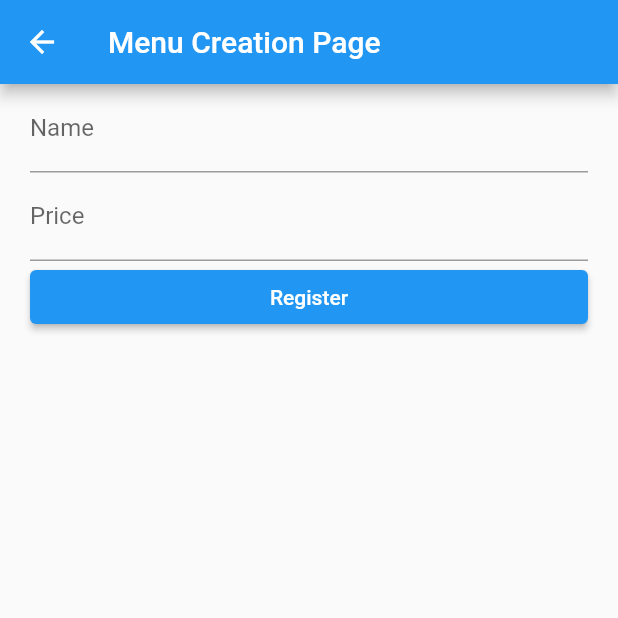
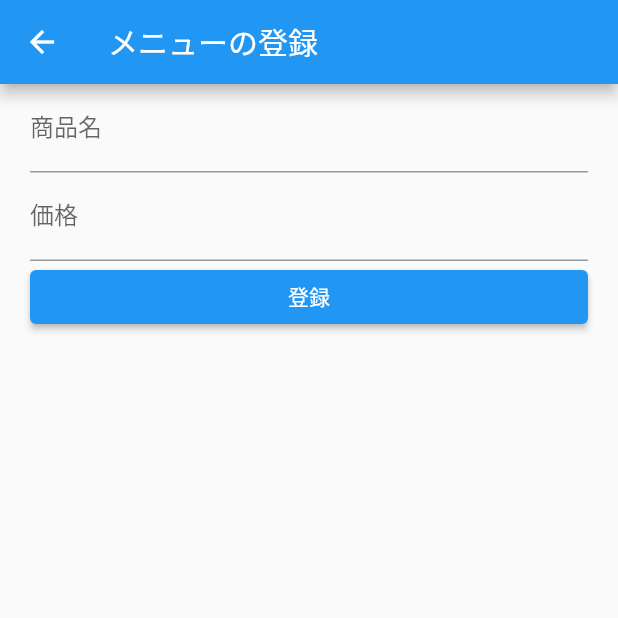
Before and after one commit to youngeek-0410/mottake, a Flutter app: the MenuAddPage screen opened directly, on a phone screen of 412 x 824 dp, the top half of it. Run offline on Flutter 3.47's test engine with Material 2 defaults, Android fonts, the phone set to English and light mode, and no system bars; our stand-ins replace firebase_auth, firebase_core, flutter_riverpod, flutter_signin_button, google_sign_in; missing offline and left inert: confirm_dialog, firebase_analytics_web, firebase_auth_web, firebase_core_web, flutter_barcode_scanner, google_sign_in_web; accounts and stored records are empty.

Commit message:
Change UI to Japanese #17

```diff
--- a/client_shop/lib/app/home/menu/menu_add_page.dart
+++ b/client_shop/lib/app/home/menu/menu_add_page.dart
@@ -1,6 +1,7 @@
 import 'package:client_shop/app/home/common_widget.dart';
 import 'package:client_shop/app/home/models/menu.dart';
 import 'package:client_shop/app/providers.dart';
+import 'package:client_shop/constants/strings.dart';
 import 'package:flutter/cupertino.dart';
 import 'package:flutter/material.dart';
 import 'package:flutter_riverpod/flutter_riverpod.dart';
@@ -18,7 +19,7 @@ class _MenuAddPageState extends ConsumerState<MenuAddPage> {
   @override
   Widget build(BuildContext context) {
     return Scaffold(
-        appBar: AppBar(title: const Text("Menu Creation Page")),
+        appBar: AppBar(title: const Text(Strings.menuCreationPage)),
         body: Padding(
           padding: const EdgeInsets.symmetric(horizontal: 20),
           child: Column(
@@ -36,7 +37,7 @@ class _MenuAddPageState extends ConsumerState<MenuAddPage> {
             onPressed: () {
               _submit();
             },
-            child: const Text("Register"))
+            child: const Text(Strings.register))
       ]),
     );
   }
@@ -71,7 +72,7 @@ class _MenuAddPageState extends ConsumerState<MenuAddPage> {
   List<Widget> _buildFormChildren() {
     return [
       TextFormField(
-        decoration: const InputDecoration(labelText: 'Name'),
+        decoration: const InputDecoration(labelText: Strings.menuName),
         keyboardAppearance: Brightness.light,
         initialValue: _name,
         validator: (value) =>
@@ -79,7 +80,7 @@ class _MenuAddPageState extends ConsumerState<MenuAddPage> {
         onSaved: (value) => _name = value,
       ),
       TextFormField(
-        decoration: const InputDecoration(labelText: 'Price'),
+        decoration: const InputDecoration(labelText: Strings.price),
         keyboardAppearance: Brightness.light,
         initialValue: "",
         keyboardType: const TextInputType.numberWithOptions(
--- a/client_shop/lib/app/home/menu/menu_edit_page.dart
+++ b/client_shop/lib/app/home/menu/menu_edit_page.dart
@@ -1,6 +1,7 @@
 import 'package:client_shop/app/home/common_widget.dart';
 import 'package:client_shop/app/home/models/menu.dart';
 import 'package:client_shop/app/providers.dart';
+import 'package:client_shop/constants/strings.dart';
 import 'package:confirm_dialog/confirm_dialog.dart';
 import 'package:flutter/material.dart';
 import 'package:flutter_riverpod/flutter_riverpod.dart';
@@ -31,7 +32,7 @@ class _MenuDetailPageState extends ConsumerState<MenuEditPage> {
   Widget build(BuildContext contex) {
     return Scaffold(
         appBar: AppBar(
-          title: const Text("Menu Editing Page"),
+          title: const Text(Strings.menuEditingPage),
         ),
         body: Padding(
           padding: const EdgeInsets.symmetric(horizontal: 20),
@@ -50,14 +51,14 @@ class _MenuDetailPageState extends ConsumerState<MenuEditPage> {
             onPressed: () {
               _submit();
             },
-            child: const Text("Confirm")),
+            child: const Text(Strings.confirm)),
         ElevatedButton(
             onPressed: () async {
               if (await confirm(context)) {
                 _delete();
               }
             },
-            child: const Text("Delete"),
+            child: const Text(Strings.delete),
             style: ElevatedButton.styleFrom(primary: Colors.red)),
       ]),
     );
@@ -109,7 +110,7 @@ class _MenuDetailPageState extends ConsumerState<MenuEditPage> {
   List<Widget> _buildFormChildren() {
     return [
       TextFormField(
-        decoration: const InputDecoration(labelText: 'Name'),
+        decoration: const InputDecoration(labelText: Strings.menuName),
         keyboardAppearance: Brightness.light,
         initialValue: _name,
         validator: (value) =>
@@ -117,7 +118,7 @@ class _MenuDetailPageState extends ConsumerState<MenuEditPage> {
         onSaved: (value) => _name = value,
       ),
       TextFormField(
-        decoration: const InputDecoration(labelText: 'Price'),
+        decoration: const InputDecoration(labelText: Strings.price),
         keyboardAppearance: Brightness.light,
         initialValue: _price.toString(),
         validator: (value) {
--- a/client_shop/lib/app/home/menu/menu_page.dart
+++ b/client_shop/lib/app/home/menu/menu_page.dart
@@ -59,7 +59,7 @@ class MenuPage extends ConsumerWidget {
     return ListTile(
       title: Text(title),
       leading: icon,
-      trailing: Text(price.toString() + " yen"),
+      trailing: Text(price.toString() + " 円"),
       onTap: () {
         onTap();
       },
--- a/client_shop/lib/app/home/models/shop.dart
+++ b/client_shop/lib/app/home/models/shop.dart
@@ -3,6 +3,7 @@ class Shop {
   String? address;
   String? description;
   int? salesGoal;
+  int? sales;
   double? latitude;
   double? longitude;
   Shop(
@@ -10,6 +11,7 @@ class Shop {
       this.address,
       this.description,
       this.salesGoal,
+      this.sales,
       this.latitude,
       this.longitude});
 
@@ -18,6 +20,7 @@ class Shop {
       address: json["address"],
       description: json["description"],
       salesGoal: json["sales_goal"],
+      sales: json["sales"],
       latitude: json["latitude"],
       longitude: json["longitude"]);
 
@@ -26,6 +29,7 @@ class Shop {
         "address": address,
         "description": description,
         "sales_goal": salesGoal,
+        "sales": sales,
         "latitude": latitude,
         "longitude": longitude
       };
--- a/client_shop/lib/constants/strings.dart
+++ b/client_shop/lib/constants/strings.dart
@@ -1,6 +1,20 @@
 class Strings {
   static const String appNeme = "mottake";
-  static const String shop = "Shop";
-  static const String camera = "Camera";
-  static const String menu = "Menu";
+  static const String shop = "店舗情報";
+  static const String camera = "購入登録";
+  static const String menu = "メニュー";
+  static const String confirm = "確定";
+  static const String signOut = "サインアウト";
+  static const String delete = "削除";
+  static const String menuCreationPage = "メニューの登録";
+  static const String register = "登録";
+  static const String price = "価格";
+  static const String menuName = "商品名";
+  static const String menuEditingPage = "メニューの編集";
+  static const String shopEditingPage = "店舗情報の編集";
+  static const String edit = "編集";
+  static const String shopName = "店名";
+  static const String shopAddress = "住所";
+  static const String salesGoal = "売り上げ目標";
+  static const String description = "説明";
 }
```
Also changed, not shown: client_shop/lib/app/home/shop/shop_edit_page.dart (+7 -6 lines), client_shop/lib/app/home/shop/shop_page.dart (+14 -3 lines).
